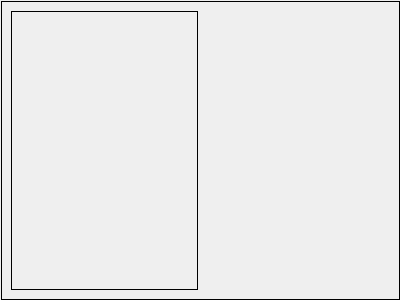
Old version of the form src/plugins/qmldesigner/components/previewtooltip/previewimagetooltip.ui in the repository qt-creator/qt-creator.
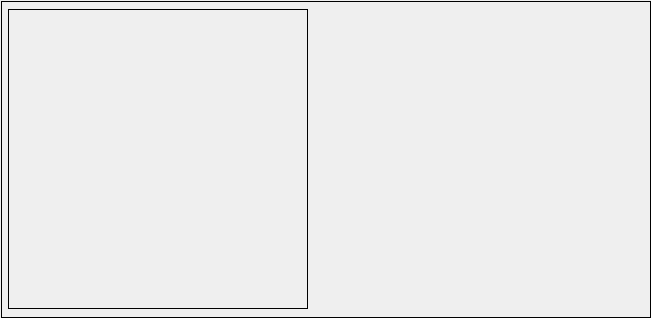
New version of the form. Custom widgets are drawn as their Qt base class.

Commit message:
QmlDesigner: Add font asset preview tooltip
Refactored item library component preview tooltip to be also suitable
for asset previews.

Also now using the same image cache for font asset icons.

Fixes: QDS-3254
Fixes: QDS-3470

Diff of the .ui file:
```diff
--- a/src/plugins/qmldesigner/components/previewtooltip/previewimagetooltip.ui
+++ b/src/plugins/qmldesigner/components/previewtooltip/previewimagetooltip.ui
@@ -6,20 +6,20 @@
    <rect>
     <x>0</x>
     <y>0</y>
-    <width>400</width>
-    <height>300</height>
+    <width>651</width>
+    <height>318</height>
    </rect>
   </property>
   <property name="sizePolicy">
-   <sizepolicy hsizetype="Expanding" vsizetype="Expanding">
+   <sizepolicy hsizetype="Preferred" vsizetype="Preferred">
     <horstretch>0</horstretch>
     <verstretch>0</verstretch>
    </sizepolicy>
   </property>
   <property name="minimumSize">
    <size>
-    <width>200</width>
-    <height>200</height>
+    <width>300</width>
+    <height>140</height>
    </size>
   </property>
   <property name="maximumSize">
@@ -64,37 +64,36 @@
      <property name="lineWidth">
       <number>1</number>
      </property>
-     <layout class="QGridLayout" name="gridLayout">
-      <item row="1" column="1">
-       <widget class="QLabel" name="componentPathLabel">
-        <property name="sizePolicy">
-         <sizepolicy hsizetype="Preferred" vsizetype="Preferred">
-          <horstretch>0</horstretch>
-          <verstretch>1</verstretch>
-         </sizepolicy>
-        </property>
-        <property name="minimumSize">
-         <size>
-          <width>0</width>
-          <height>0</height>
-         </size>
-        </property>
-        <property name="text">
-         <string notr="true"/>
-        </property>
-        <property name="alignment">
-         <set>Qt::AlignCenter</set>
-        </property>
-        <property name="wordWrap">
-         <bool>true</bool>
-        </property>
-        <property name="textInteractionFlags">
-         <set>Qt::NoTextInteraction</set>
-        </property>
-       </widget>
-      </item>
-      <item row="0" column="0" rowspan="2">
+     <layout class="QHBoxLayout" name="horizontalLayout">
+      <property name="spacing">
+       <number>6</number>
+      </property>
+      <property name="leftMargin">
+       <number>6</number>
+      </property>
+      <property name="topMargin">
+       <number>6</number>
+      </property>
+      <property name="rightMargin">
+       <number>6</number>
+      </property>
+      <property name="bottomMargin">
+       <number>6</number>
+      </property>
+      <item>
        <widget class="QLabel" name="imageLabel">
+        <property name="sizePolicy">
+         <sizepolicy hsizetype="Fixed" vsizetype="Fixed">
+          <horstretch>0</horstretch>
+          <verstretch>0</verstretch>
+         </sizepolicy>
+        </property>
+        <property name="minimumSize">
+         <size>
+          <width>300</width>
+          <height>300</height>
+         </size>
+        </property>
         <property name="frameShape">
          <enum>QFrame::Box</enum>
         </property>
@@ -102,12 +101,15 @@
          <enum>QFrame::Plain</enum>
         </property>
         <property name="alignment">
-         <set>Qt::AlignLeading|Qt::AlignLeft|Qt::AlignTop</set>
+         <set>Qt::AlignCenter</set>
         </property>
        </widget>
       </item>
-      <item row="0" column="1">
-       <widget class="Utils::ElidingLabel" name="componentNameLabel">
+      <item>
+       <widget class="QWidget" name="widget" native="true">
+        <layout class="QVBoxLayout" name="verticalLayout">
+         <item>
+          <widget class="Utils::ElidingLabel" name="nameLabel">
         <property name="sizePolicy">
          <sizepolicy hsizetype="Preferred" vsizetype="Preferred">
           <horstretch>0</horstretch>
@@ -120,25 +122,68 @@
           <height>0</height>
          </size>
         </property>
-        <property name="font">
-         <font>
-          <pointsize>12</pointsize>
-          <weight>75</weight>
-          <bold>true</bold>
-         </font>
-        </property>
+           <property name="text">
+            <string notr="true">&lt;name label&gt;</string>
+           </property>
+           <property name="alignment">
+            <set>Qt::AlignCenter</set>
+           </property>
+           <property name="textInteractionFlags">
+            <set>Qt::NoTextInteraction</set>
+           </property>
+          </widget>
+         </item>
+         <item>
+          <widget class="Utils::ElidingLabel" name="pathLabel">
+           <property name="sizePolicy">
+            <sizepolicy hsizetype="Preferred" vsizetype="Preferred">
+             <horstretch>0</horstretch>
+             <verstretch>1</verstretch>
+            </sizepolicy>
+           </property>
+           <property name="minimumSize">
+            <size>
+             <width>0</width>
+             <height>0</height>
+            </size>
+           </property>
         <property name="text">
-         <string notr="true"/>
+            <string notr="true">&lt;path label&gt;</string>
         </property>
         <property name="alignment">
          <set>Qt::AlignCenter</set>
         </property>
-        <property name="wordWrap">
-         <bool>true</bool>
-        </property>
+           <property name="textInteractionFlags">
+            <set>Qt::NoTextInteraction</set>
+           </property>
+          </widget>
+         </item>
+         <item>
+          <widget class="Utils::ElidingLabel" name="infoLabel">
+           <property name="sizePolicy">
+            <sizepolicy hsizetype="Preferred" vsizetype="Preferred">
+             <horstretch>0</horstretch>
+             <verstretch>1</verstretch>
+            </sizepolicy>
+           </property>
+           <property name="minimumSize">
+            <size>
+             <width>0</width>
+             <height>0</height>
+            </size>
+           </property>
+           <property name="text">
+            <string notr="true">&lt;info label&gt;</string>
+           </property>
+           <property name="alignment">
+            <set>Qt::AlignCenter</set>
+           </property>
         <property name="textInteractionFlags">
          <set>Qt::NoTextInteraction</set>
         </property>
+          </widget>
+         </item>
+        </layout>
        </widget>
       </item>
      </layout>
```
Lines whose indentation alone changed are shown as unchanged. The commit also changes 17 other files.
